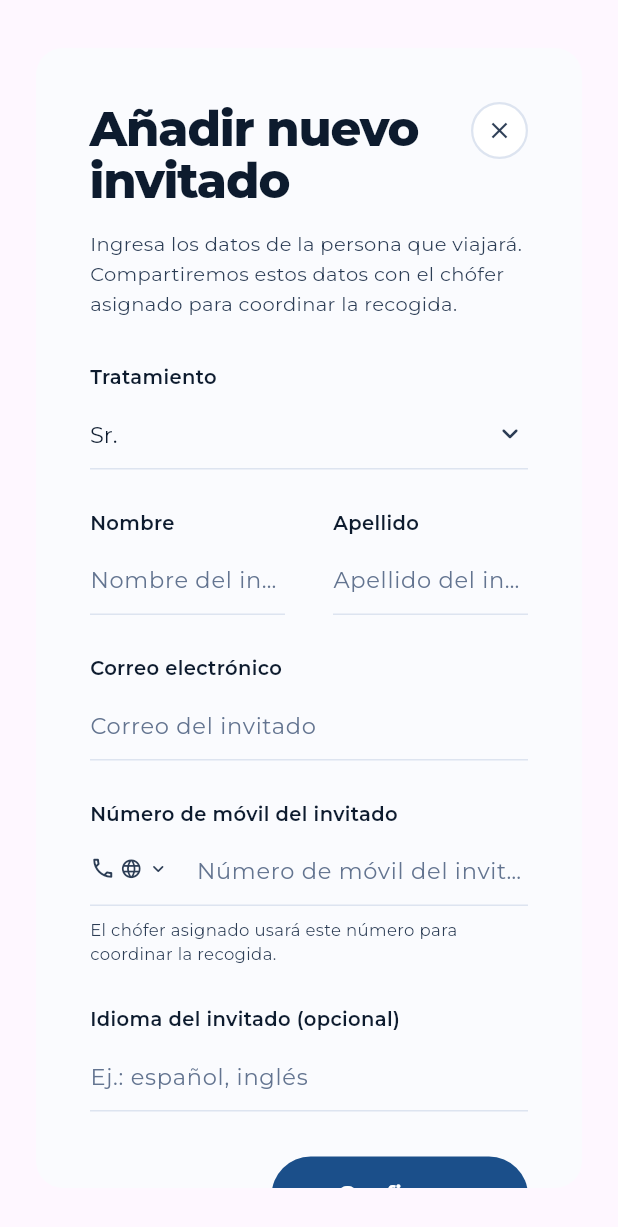
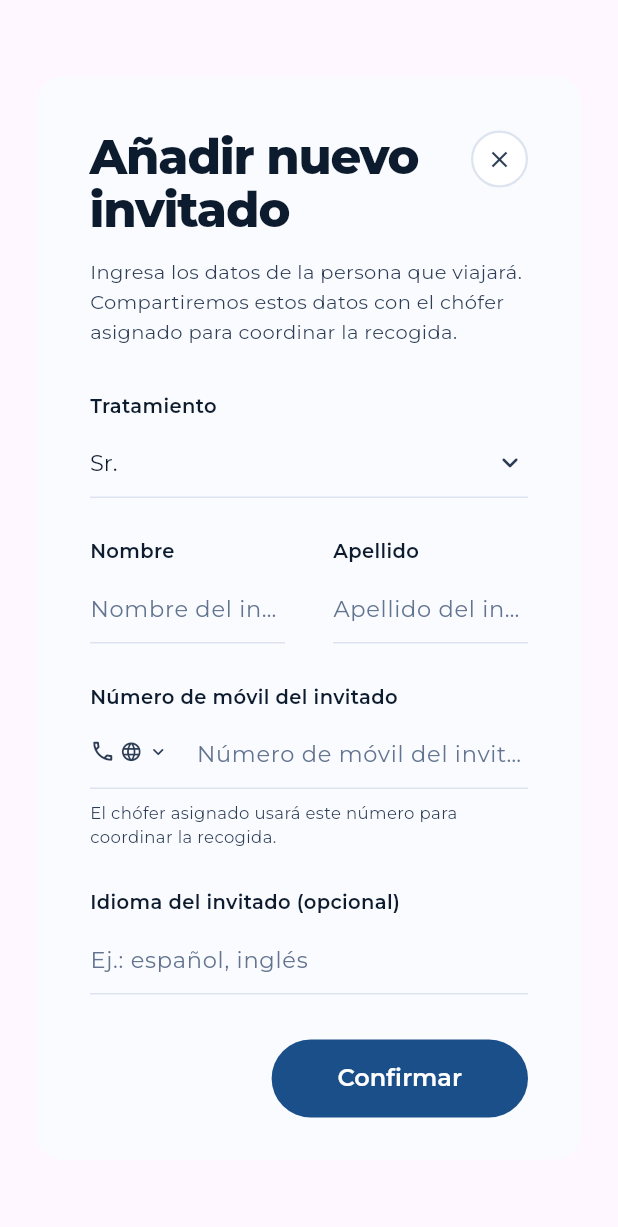
Before and after one commit to SMateo004/luxelane, a Flutter app: the _AddGuestDialog widget shown alone on an empty page, opened directly, on a phone screen of 412 x 824 dp. Shown: the top 1227 px of the screen. Run offline on Flutter 3.47's test engine with Material 3 defaults, Android fonts, the phone set to English and light mode, and no system bars; our stand-ins replace cloud_firestore, cloud_functions, dartz, equatable, firebase_auth, firebase_core and 12 more; missing offline and left inert: dart:html, dart:js, dart:js_util, firebase_performance, flutter_stripe, map_launcher; accounts and stored records are empty.

Commit message:
Invitado: deja de pedirse el correo (minimización); se siguen leyendo los datos antiguos
Co-Authored-By: Claude Opus 5.5 <noreply@anthropic.com>
Claude-Session: https://claude.ai/code/session_01FSVDrFtJppk1wViA16Cv5q

```diff
--- a/lib/core/models/models.dart
+++ b/lib/core/models/models.dart
@@ -473,6 +473,8 @@ class BookingGuest {
   final String firstName;
   final String lastName;
   final String phone;
+
+  /// Solo en reservas antiguas: ya no se pide (minimización de datos).
   final String email;
 
   /// Idioma en que prefiere que le hablen, si el solicitante lo indicó.
--- a/lib/features/booking/presentation/pages/booking_screen.dart
+++ b/lib/features/booking/presentation/pages/booking_screen.dart
@@ -74,7 +74,6 @@ class _BookingScreenState extends State<BookingScreen> {
   String _guestTitle = 'Sr.';
   String _guestFirstName = '';
   String _guestLastName = '';
-  String _guestEmail = '';
   String _guestPhone = '';
   String _guestLanguage = '';
 
@@ -337,7 +336,6 @@ class _BookingScreenState extends State<BookingScreen> {
         initialTitle: _guestTitle,
         initialFirstName: _guestFirstName,
         initialLastName: _guestLastName,
-        initialEmail: _guestEmail,
         initialPhone: _guestPhone,
         initialLanguage: _guestLanguage,
       ),
@@ -348,7 +346,6 @@ class _BookingScreenState extends State<BookingScreen> {
         _guestTitle = result['title'] ?? 'Sr.';
         _guestFirstName = result['firstName'] ?? '';
         _guestLastName = result['lastName'] ?? '';
-        _guestEmail = result['email'] ?? '';
         _guestPhone = result['phone'] ?? '';
         _guestLanguage = result['language'] ?? '';
       });
@@ -378,7 +375,6 @@ class _BookingScreenState extends State<BookingScreen> {
             firstName: _guestFirstName,
             lastName: _guestLastName,
             phone: _guestPhone,
-            email: _guestEmail,
             language: _guestLanguage,
           )
         : null;
@@ -2949,7 +2945,6 @@ class _AddGuestDialog extends StatefulWidget {
     this.initialTitle = 'Sr.',
     this.initialFirstName = '',
     this.initialLastName = '',
-    this.initialEmail = '',
     this.initialPhone = '',
     this.initialLanguage = '',
   });
@@ -2957,7 +2952,6 @@ class _AddGuestDialog extends StatefulWidget {
   final String initialTitle;
   final String initialFirstName;
   final String initialLastName;
-  final String initialEmail;
   final String initialPhone;
   final String initialLanguage;
 
@@ -2971,7 +2965,6 @@ class _AddGuestDialogState extends State<_AddGuestDialog> {
   late String _title;
   late final TextEditingController _firstCtrl;
   late final TextEditingController _lastCtrl;
-  late final TextEditingController _emailCtrl;
   late final TextEditingController _phoneCtrl;
   late final TextEditingController _languageCtrl;
 
@@ -2981,7 +2974,6 @@ class _AddGuestDialogState extends State<_AddGuestDialog> {
     _title = widget.initialTitle;
     _firstCtrl = TextEditingController(text: widget.initialFirstName);
     _lastCtrl = TextEditingController(text: widget.initialLastName);
-    _emailCtrl = TextEditingController(text: widget.initialEmail);
     _phoneCtrl = TextEditingController(text: widget.initialPhone);
     _languageCtrl = TextEditingController(text: widget.initialLanguage);
   }
@@ -2990,7 +2982,6 @@ class _AddGuestDialogState extends State<_AddGuestDialog> {
   void dispose() {
     _firstCtrl.dispose();
     _lastCtrl.dispose();
-    _emailCtrl.dispose();
     _phoneCtrl.dispose();
     _languageCtrl.dispose();
     super.dispose();
@@ -3001,7 +2992,6 @@ class _AddGuestDialogState extends State<_AddGuestDialog> {
       'title': _title,
       'firstName': _firstCtrl.text.trim(),
       'lastName': _lastCtrl.text.trim(),
-      'email': _emailCtrl.text.trim(),
       'phone': _phoneCtrl.text.trim(),
       'language': _languageCtrl.text.trim(),
     });
@@ -3139,17 +3129,6 @@ class _AddGuestDialogState extends State<_AddGuestDialog> {
 
               const SizedBox(height: 26),
 
-              // ── Email ───────────────────────────────────────────────────
-              _guestFieldLabel('Correo electrónico'),
-              TextField(
-                controller: _emailCtrl,
-                keyboardType: TextInputType.emailAddress,
-                style: _kGuestValueStyle,
-                decoration: _guestFieldDecor('Correo del invitado'),
-              ),
-
-              const SizedBox(height: 26),
-
               // ── Mobile number ───────────────────────────────────────────
               _guestFieldLabel('Número de móvil del invitado'),
               TextField(
```
Also changed, not shown: 2 other files.
